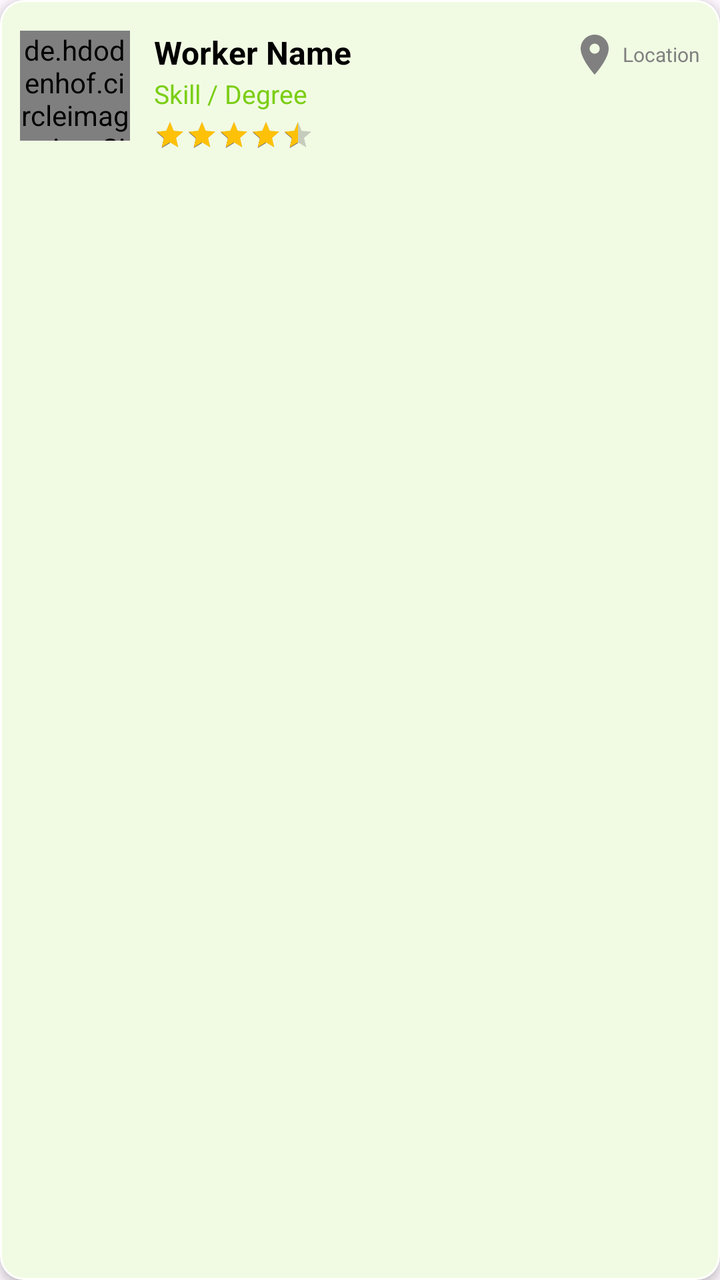
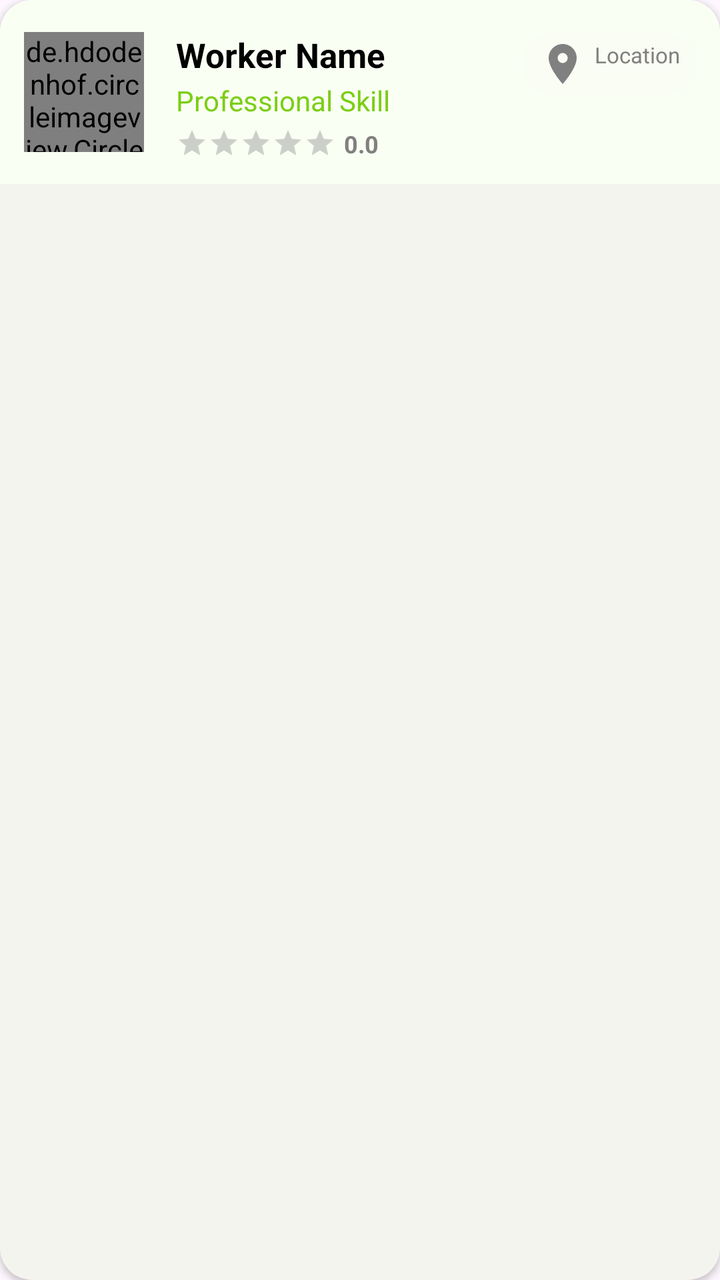

Compare the two renders of this Android layout. The source of the first and the diff that turns it into the second are given below.
<!-- AndroidManifest.xml: application theme Theme.RozgarConnector -->
<!-- res/layout/item_worker.xml -->
<?xml version="1.0" encoding="utf-8"?>
<com.google.android.material.card.MaterialCardView xmlns:android="http://schemas.android.com/apk/res/android"
    xmlns:app="http://schemas.android.com/apk/res-auto"
    android:layout_width="match_parent"
    android:layout_height="wrap_content"
    android:layout_marginHorizontal="8dp"
    android:layout_marginTop="2dp"
    android:layout_marginBottom="8dp"
    android:backgroundTint="#F1FBE3"
    app:cardCornerRadius="12dp"
    app:cardElevation="3dp"
    app:strokeColor="#FFFFFF"
    app:strokeWidth="1dp">

    <androidx.constraintlayout.widget.ConstraintLayout
        android:layout_width="match_parent"
        android:layout_height="wrap_content"
        android:padding="10dp">

        <de.hdodenhof.circleimageview.CircleImageView
            android:id="@+id/imgProfile"
            android:layout_width="55dp"
            android:layout_height="55dp"
            android:src="@drawable/ic_profile"
            app:layout_constraintBottom_toBottomOf="parent"
            app:layout_constraintStart_toStartOf="parent"
            app:layout_constraintTop_toTopOf="parent" />

        <TextView
            android:id="@+id/tvName"
            android:layout_width="0dp"
            android:layout_height="wrap_content"
            android:layout_marginStart="12dp"
            android:layout_marginEnd="8dp"
            android:ellipsize="end"
            android:maxLines="1"
            android:text="Worker Name"
            android:textAlignment="viewStart"
            android:textColor="@color/black"
            android:textSize="16sp"
            android:textStyle="bold"
            app:layout_constraintEnd_toStartOf="@id/tvLocation"
            app:layout_constraintStart_toEndOf="@id/imgProfile"
            app:layout_constraintTop_toTopOf="@id/imgProfile" />

        <TextView
            android:id="@+id/tvSkill"
            android:layout_width="0dp"
            android:layout_height="wrap_content"
            android:layout_marginTop="1dp"
            android:ellipsize="end"
            android:maxLines="1"
            android:text="Skill / Degree"
            android:textAlignment="viewStart"
            android:textColor="@color/primary_green"
            android:textSize="13sp"
            app:layout_constraintEnd_toEndOf="@id/tvName"
            app:layout_constraintStart_toStartOf="@id/tvName"
            app:layout_constraintTop_toBottomOf="@id/tvName" />

        <TextView
            android:id="@+id/tvLocation"
            android:layout_width="wrap_content"
            android:layout_height="wrap_content"
            android:drawableStart="@drawable/ic_location"
            android:drawablePadding="2dp"
            android:gravity="center_vertical"
            android:text="Location"
            android:textColor="@color/grey"
            android:textSize="10sp"
            app:drawableTint="@color/grey"
            app:layout_constraintEnd_toEndOf="parent"
            app:layout_constraintTop_toTopOf="@id/tvName" />

        <RatingBar
            android:id="@+id/ratingBar"
            style="?android:attr/ratingBarStyleSmall"
            android:layout_width="wrap_content"
            android:layout_height="wrap_content"
            android:layout_marginTop="4dp"
            android:numStars="5"
            android:progressTint="#FFC107"
            android:rating="4.5"
            app:layout_constraintStart_toStartOf="@id/tvSkill"
            app:layout_constraintTop_toBottomOf="@id/tvSkill" />

        
        <com.google.android.material.button.MaterialButton
            android:id="@+id/btnViewDetails"
            android:layout_width="1dp"
            android:layout_height="1dp"
            android:visibility="gone"
            app:layout_constraintBottom_toBottomOf="parent"
            app:layout_constraintEnd_toEndOf="parent" />

        <ImageView
            android:id="@+id/imgVerified"
            android:layout_width="14dp"
            android:layout_height="14dp"
            android:layout_marginStart="4dp"
            android:src="@drawable/ic_notification"
            android:visibility="gone"
            app:layout_constraintBottom_toBottomOf="@id/tvName"
            app:layout_constraintStart_toEndOf="@id/tvName"
            app:layout_constraintTop_toTopOf="@id/tvName"
            app:tint="@color/primary_green" />

    </androidx.constraintlayout.widget.ConstraintLayout>
</com.google.android.material.card.MaterialCardView>
<!-- resources referenced by this layout -->
<resources>
  <color name="black">#FF000000</color>
  <color name="grey">#808080</color>
  <color name="primary_green">#7BCE16</color>
  <!-- drawable ic_location (drawable) -->
  <vector xmlns:android="http://schemas.android.com/apk/res/android"
      android:width="24dp"
      android:height="24dp"
      android:viewportWidth="24"
      android:viewportHeight="24">
    <path
        android:fillColor="@android:color/white"
        android:pathData="M12,2C8.13,2 5,5.13 5,9c0,5.25 7,13 7,13s7,-7.75 7,-13c0,-3.87 -3.13,-7 -7,-7zM12,11.5c-1.38,0 -2.5,-1.12 -2.5,-2.5s1.12,-2.5 2.5,-2.5 2.5,1.12 2.5,2.5 -1.12,2.5 -2.5,2.5z"/>
  </vector>
  <!-- drawable ic_notification: vector/xml drawable (drawable, 2138 chars, omitted) -->
  <!-- drawable ic_profile (drawable) -->
  <vector xmlns:android="http://schemas.android.com/apk/res/android"
      android:width="800dp"
      android:height="800dp"
      android:viewportWidth="24"
      android:viewportHeight="24">
    <path
        android:pathData="M22,12C22,17.523 17.523,22 12,22C6.477,22 2,17.523 2,12C2,6.477 6.477,2 12,2C17.523,2 22,6.477 22,12Z"
        android:strokeAlpha="0.5"
        android:fillColor="#000000"
        android:fillAlpha="0.5"/>
    <path
        android:pathData="M16.807,19.011C15.44,19.95 13.784,20.5 12,20.5C10.216,20.5 8.56,19.95 7.193,19.011C6.589,18.596 6.331,17.806 6.682,17.163C7.41,15.83 8.91,15 12,15C15.09,15 16.59,15.83 17.318,17.163C17.669,17.806 17.411,18.596 16.807,19.011Z"
        android:fillColor="#000000"/>
    <path
        android:pathData="M12,12C13.657,12 15,10.657 15,9C15,7.343 13.657,6 12,6C10.343,6 9,7.343 9,9C9,10.657 10.343,12 12,12Z"
        android:fillColor="#000000"/>
  </vector>
  <style name="Theme.RozgarConnector" parent="Base.Theme.RozgarConnector" />
  <style name="Base.Theme.RozgarConnector" parent="Theme.Material3.DayNight.NoActionBar">
          
          <item name="colorPrimary">@color/primary_green</item>
      </style>
</resources>

<!-- the commit's change to res/layout/item_worker.xml (unified diff, before → after) -->
@@ -3,107 +3,137 @@
     xmlns:app="http://schemas.android.com/apk/res-auto"
     android:layout_width="match_parent"
     android:layout_height="wrap_content"
-    android:layout_marginHorizontal="8dp"
-    android:layout_marginTop="2dp"
-    android:layout_marginBottom="8dp"
-    android:backgroundTint="#F1FBE3"
-    app:cardCornerRadius="12dp"
-    app:cardElevation="3dp"
-    app:strokeColor="#FFFFFF"
-    app:strokeWidth="1dp">
+    android:layout_marginHorizontal="12dp"
+    android:layout_marginVertical="6dp"
+    app:cardCornerRadius="16dp"
+    app:cardElevation="2dp"
+    app:strokeWidth="0dp">
 
     <androidx.constraintlayout.widget.ConstraintLayout
         android:layout_width="match_parent"
         android:layout_height="wrap_content"
-        android:padding="10dp">
+        android:padding="12dp"
+        android:background="@color/white">
 
+        
         <de.hdodenhof.circleimageview.CircleImageView
             android:id="@+id/imgProfile"
-            android:layout_width="55dp"
-            android:layout_height="55dp"
+            android:layout_width="60dp"
+            android:layout_height="60dp"
             android:src="@drawable/ic_profile"
+            app:civ_border_color="#F0F0F0"
+            app:civ_border_width="1dp"
             app:layout_constraintBottom_toBottomOf="parent"
             app:layout_constraintStart_toStartOf="parent"
             app:layout_constraintTop_toTopOf="parent" />
 
-        <TextView
-            android:id="@+id/tvName"
+        
+        <LinearLayout
+            android:id="@+id/llNameContainer"
             android:layout_width="0dp"
             android:layout_height="wrap_content"
-            android:layout_marginStart="12dp"
+            android:layout_marginStart="16dp"
             android:layout_marginEnd="8dp"
-            android:ellipsize="end"
-            android:maxLines="1"
-            android:text="Worker Name"
-            android:textAlignment="viewStart"
-            android:textColor="@color/black"
-            android:textSize="16sp"
-            android:textStyle="bold"
+            android:gravity="center_vertical"
+            android:orientation="horizontal"
             app:layout_constraintEnd_toStartOf="@id/tvLocation"
             app:layout_constraintStart_toEndOf="@id/imgProfile"
-            app:layout_constraintTop_toTopOf="@id/imgProfile" />
+            app:layout_constraintTop_toTopOf="@id/imgProfile">
 
+            <TextView
+                android:id="@+id/tvName"
+                android:layout_width="wrap_content"
+                android:layout_height="wrap_content"
+                android:ellipsize="end"
+                android:maxLines="1"
+                android:text="Worker Name"
+                android:textColor="@color/black"
+                android:textSize="17sp"
+                android:textStyle="bold" />
+
+            <ImageView
+                android:id="@+id/imgVerified"
+                android:layout_width="18dp"
+                android:layout_height="18dp"
+                android:layout_marginStart="6dp"
+                android:src="@drawable/ic_notification"
+                android:visibility="gone"
+                app:tint="@color/primary_green" />
+        </LinearLayout>
+
+        
         <TextView
             android:id="@+id/tvSkill"
             android:layout_width="0dp"
             android:layout_height="wrap_content"
-            android:layout_marginTop="1dp"
+            android:layout_marginTop="2dp"
             android:ellipsize="end"
             android:maxLines="1"
-            android:text="Skill / Degree"
-            android:textAlignment="viewStart"
+            android:text="Professional Skill"
             android:textColor="@color/primary_green"
-            android:textSize="13sp"
-            app:layout_constraintEnd_toEndOf="@id/tvName"
-            app:layout_constraintStart_toStartOf="@id/tvName"
-            app:layout_constraintTop_toBottomOf="@id/tvName" />
+            android:textSize="14sp"
+            app:layout_constraintEnd_toEndOf="@id/llNameContainer"
+            app:layout_constraintStart_toStartOf="@id/llNameContainer"
+            app:layout_constraintTop_toBottomOf="@id/llNameContainer" />
 
+        
+        <LinearLayout
+            android:id="@+id/llRating"
+            android:layout_width="wrap_content"
+            android:layout_height="wrap_content"
+            android:layout_marginTop="4dp"
+            android:gravity="center_vertical"
+            android:orientation="horizontal"
+            app:layout_constraintStart_toStartOf="@id/tvSkill"
+            app:layout_constraintTop_toBottomOf="@id/tvSkill">
+
+            <RatingBar
+                android:id="@+id/ratingBar"
+                style="?android:attr/ratingBarStyleSmall"
+                android:layout_width="wrap_content"
+                android:layout_height="wrap_content"
+                android:numStars="5"
+                android:progressTint="#FFC107"
+                android:rating="0"
+                android:stepSize="0.1" />
+
+            <TextView
+                android:id="@+id/tvRatingValue"
+                android:layout_width="wrap_content"
+                android:layout_height="wrap_content"
+                android:layout_marginStart="4dp"
+                android:text="0.0"
+                android:textColor="@color/grey"
+                android:textSize="12sp"
+                android:textStyle="bold" />
+        </LinearLayout>
+
+        
         <TextView
             android:id="@+id/tvLocation"
             android:layout_width="wrap_content"
             android:layout_height="wrap_content"
+            android:background="@drawable/bg_role_badge"
+            android:backgroundTint="#F5F5F5"
             android:drawableStart="@drawable/ic_location"
-            android:drawablePadding="2dp"
-            android:gravity="center_vertical"
+            android:drawablePadding="4dp"
+            android:paddingHorizontal="8dp"
+            android:paddingVertical="4dp"
             android:text="Location"
             android:textColor="@color/grey"
-            android:textSize="10sp"
+            android:textSize="11sp"
             app:drawableTint="@color/grey"
             app:layout_constraintEnd_toEndOf="parent"
-            app:layout_constraintTop_toTopOf="@id/tvName" />
-
-        <RatingBar
-            android:id="@+id/ratingBar"
-            style="?android:attr/ratingBarStyleSmall"
-            android:layout_width="wrap_content"
-            android:layout_height="wrap_content"
-            android:layout_marginTop="4dp"
-            android:numStars="5"
-            android:progressTint="#FFC107"
-            android:rating="4.5"
-            app:layout_constraintStart_toStartOf="@id/tvSkill"
-            app:layout_constraintTop_toBottomOf="@id/tvSkill" />
+            app:layout_constraintTop_toTopOf="@id/llNameContainer" />
 
         
-        <com.google.android.material.button.MaterialButton
+        <Button
             android:id="@+id/btnViewDetails"
-            android:layout_width="1dp"
-            android:layout_height="1dp"
+            android:layout_width="0dp"
+            android:layout_height="0dp"
             android:visibility="gone"
-            app:layout_constraintBottom_toBottomOf="parent"
-            app:layout_constraintEnd_toEndOf="parent" />
-
-        <ImageView
-            android:id="@+id/imgVerified"
-            android:layout_width="14dp"
-            android:layout_height="14dp"
-            android:layout_marginStart="4dp"
-            android:src="@drawable/ic_notification"
-            android:visibility="gone"
-            app:layout_constraintBottom_toBottomOf="@id/tvName"
-            app:layout_constraintStart_toEndOf="@id/tvName"
-            app:layout_constraintTop_toTopOf="@id/tvName"
-            app:tint="@color/primary_green" />
+            app:layout_constraintStart_toStartOf="parent"
+            app:layout_constraintTop_toTopOf="parent" />
 
     </androidx.constraintlayout.widget.ConstraintLayout>
 </com.google.android.material.card.MaterialCardView>
<!-- resource entries referenced after the edit -->
@@ -3,6 +3,17 @@
   <color name="black">#FF000000</color>
   <color name="grey">#808080</color>
   <color name="primary_green">#7BCE16</color>
+  <color name="white">#FAFFF3</color>
+  <!-- drawable bg_role_badge (drawable) -->
+  <?xml version="1.0" encoding="utf-8"?>
+  <shape xmlns:android="http://schemas.android.com/apk/res/android">
+      <solid android:color="#40FFFFFF" />
+      <corners android:radius="20dp" />
+      <padding android:left="8dp"
+          android:right="8dp"
+          android:top="2dp"
+          android:bottom="2dp"/>
+  </shape>
   <!-- drawable ic_location (drawable) -->
   <vector xmlns:android="http://schemas.android.com/apk/res/android"
       android:width="24dp"
